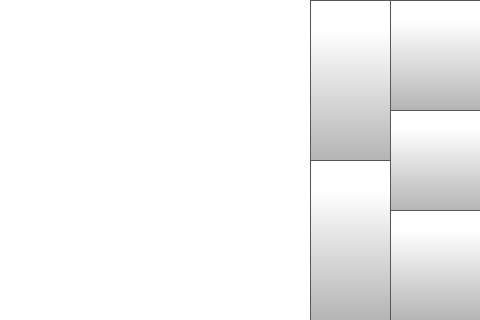
Before: the Qt Designer form octoprint_JuliaMiniTouchUI/Test2.ui in FracktalWorks/JuliaMiniTouchUI, drawn with Qt 5.
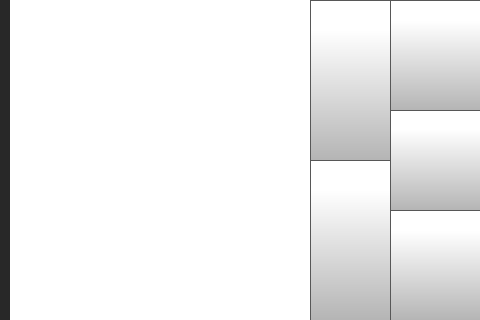
After: the same form once the commit is applied. The open tabs and pages were chosen to show the change. Icons and pictures are not drawn.

Commit message: changed version to 1.0.3, chnaged the screen more

What changed in the file:
```diff
--- a/octoprint_JuliaMiniTouchUI/Test2.ui
+++ b/octoprint_JuliaMiniTouchUI/Test2.ui
@@ -4567,7 +4567,7 @@
      <widget class="QListWidget" name="fileListWidget">
       <property name="geometry">
        <rect>
-        <x>0</x>
+        <x>10</x>
         <y>0</y>
         <width>311</width>
         <height>321</height>
```
Left out of the diff: 2 changed lines with no effect on the pictures. The commit also changes 2 other files.
